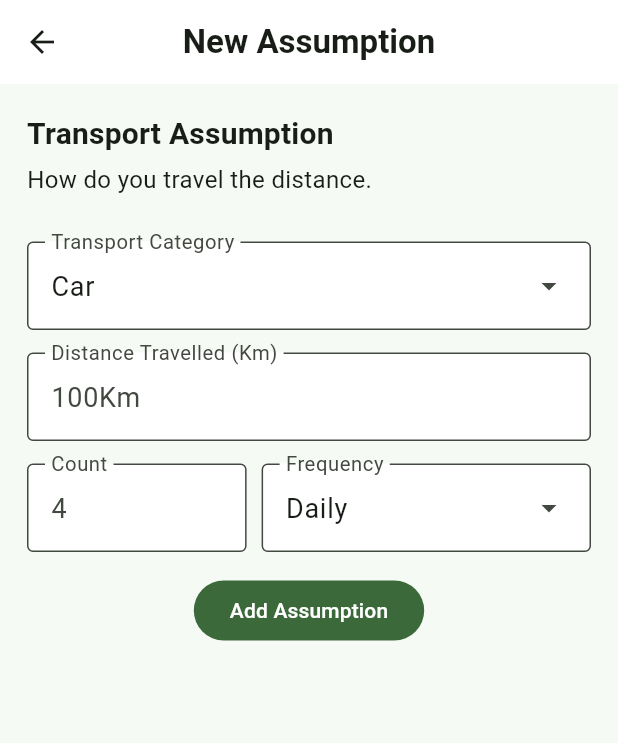
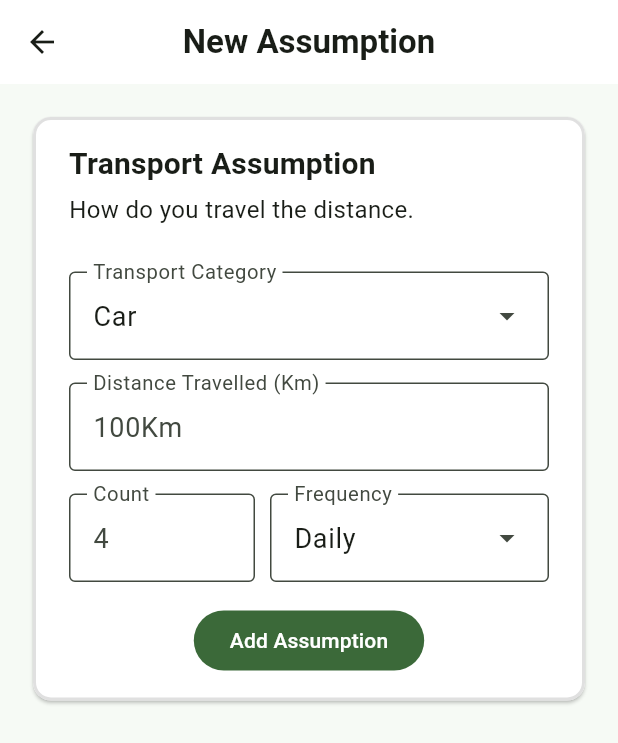
Before and after one commit to tomascarruco/Greenly, a Flutter app: the NewCommuteAssumption screen opened directly, on a phone screen of 412 x 824 dp. Shown: the top 743 px of the screen. Run offline on Flutter 3.47's test engine with Material 3 defaults, Android fonts, the light colour scheme and no system bars; our stand-ins replace flutter_dotenv, flutter_otp_text_field, flutter_svg, supabase_flutter, vector_graphics; accounts and stored records are empty.

Commit message:
refactor: improvement on data insertion and UI understandability

```diff
--- a/lib/pages/collection/views/commute_assumption.dart
+++ b/lib/pages/collection/views/commute_assumption.dart
@@ -47,6 +47,15 @@ class _NewCommuteAssumptionState extends State<NewCommuteAssumption> {
     final assumpCount = TextEditingController();
     final assumpValue = TextEditingController();
 
+    var cardShape = RoundedRectangleBorder(
+      side: BorderSide(
+        color: Colors.grey.shade300,
+        width: 2,
+        style: BorderStyle.solid,
+      ),
+      borderRadius: BorderRadius.all(Radius.circular(12)),
+    );
+
     return Scaffold(
       appBar: AppBar(
         title: Text('New Assumption'),
@@ -72,10 +81,13 @@ class _NewCommuteAssumptionState extends State<NewCommuteAssumption> {
       ),
       body: SingleChildScrollView(
         padding: EdgeInsets.all(18),
+        child: Card(
+          shape: cardShape,
+          color: Colors.white,
+          child: Padding(
+            padding: EdgeInsets.symmetric(horizontal: 24, vertical: 16),
             child: Column(
               spacing: 15,
-          // mainAxisSize: MainAxisSize.max,
-          // mainAxisAlignment: MainAxisAlignment.end,
               children: [
                 Column(
                   crossAxisAlignment: CrossAxisAlignment.stretch,
@@ -114,7 +126,9 @@ class _NewCommuteAssumptionState extends State<NewCommuteAssumption> {
                     ),
                     TextInputFormatter.withFunction(
                       (oldValue, newValue) => newValue.copyWith(
-                    text: newValue.text.replaceAll(',', '').replaceAll('.', ''),
+                        text: newValue.text
+                            .replaceAll(',', '')
+                            .replaceAll('.', ''),
                       ),
                     ),
                     TextInputFormatter.withFunction(
@@ -207,6 +221,8 @@ class _NewCommuteAssumptionState extends State<NewCommuteAssumption> {
               ],
             ),
           ),
+        ),
+      ),
     );
   }
 }
```
Lines whose indentation alone changed are shown as unchanged.
